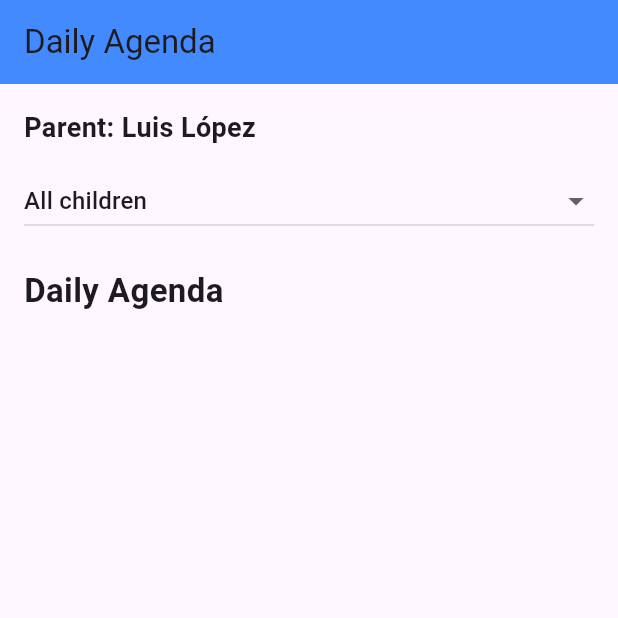
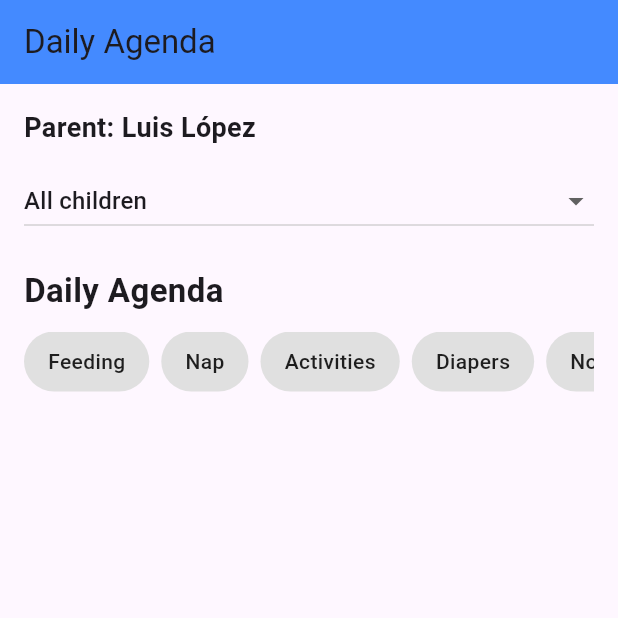
Before and after one commit to cguzmancode/flutter-daily-agenda, a Flutter app: the screen it shows after launch, on a phone screen of 412 x 824 dp, the top half of it. Run offline on Flutter 3.47's test engine with Material 3 defaults, Android fonts, the light colour scheme and no system bars; our stand-ins replace equatable, flutter_bloc.

Commit message:
feat: add horizontal category selector with filter integration via AgendaCubit

```diff
--- a/lib/screens/agenda_screen.dart
+++ b/lib/screens/agenda_screen.dart
@@ -8,6 +8,14 @@ import '../data/mock_data.dart';
 
 class AgendaScreen extends StatelessWidget {
   const AgendaScreen({super.key});
+
+  final List<String> categories = const [
+    'Feeding',
+    'Nap',
+    'Activities',
+    'Diapers',
+    'Notes',
+  ];
 
   @override
   Widget build(BuildContext context) {
@@ -55,6 +63,49 @@ class AgendaScreen extends StatelessWidget {
               'Daily Agenda',
               style: TextStyle(fontSize: 22, fontWeight: FontWeight.bold),
             ),
+            const SizedBox(height: 12),
+            SizedBox(
+              height: 40,
+              child: BlocBuilder<AgendaCubit, AgendaState>(
+                builder: (context, state) {
+                  return ListView.separated(
+                    scrollDirection: Axis.horizontal,
+                    itemCount: categories.length,
+                    separatorBuilder: (_, __) => const SizedBox(width: 8),
+                    itemBuilder: (context, index) {
+                      final category = categories[index];
+                      final isSelected = category == state.selectedCategory;
+                      return GestureDetector(
+                        onTap: () {
+                          context.read<AgendaCubit>().selectCategory(
+                            isSelected ? null : category,
+                          );
+                        },
+                        child: Container(
+                          padding: const EdgeInsets.symmetric(
+                              horizontal: 16, vertical: 8),
+                          decoration: BoxDecoration(
+                            color: isSelected ? Colors.blueAccent : Colors
+                                .grey[300],
+                            borderRadius: BorderRadius.circular(20),
+                          ),
+                          child: Center(
+                            child: Text(
+                              category,
+                              style: TextStyle(
+                                color: isSelected ? Colors.white : Colors
+                                    .black87,
+                                fontWeight: FontWeight.w500,
+                              ),
+                            ),
+                          ),
+                        ),
+                      );
+                    },
+                  );
+                },
+              ),
+            ),
           ],
         ),
       ),
```
